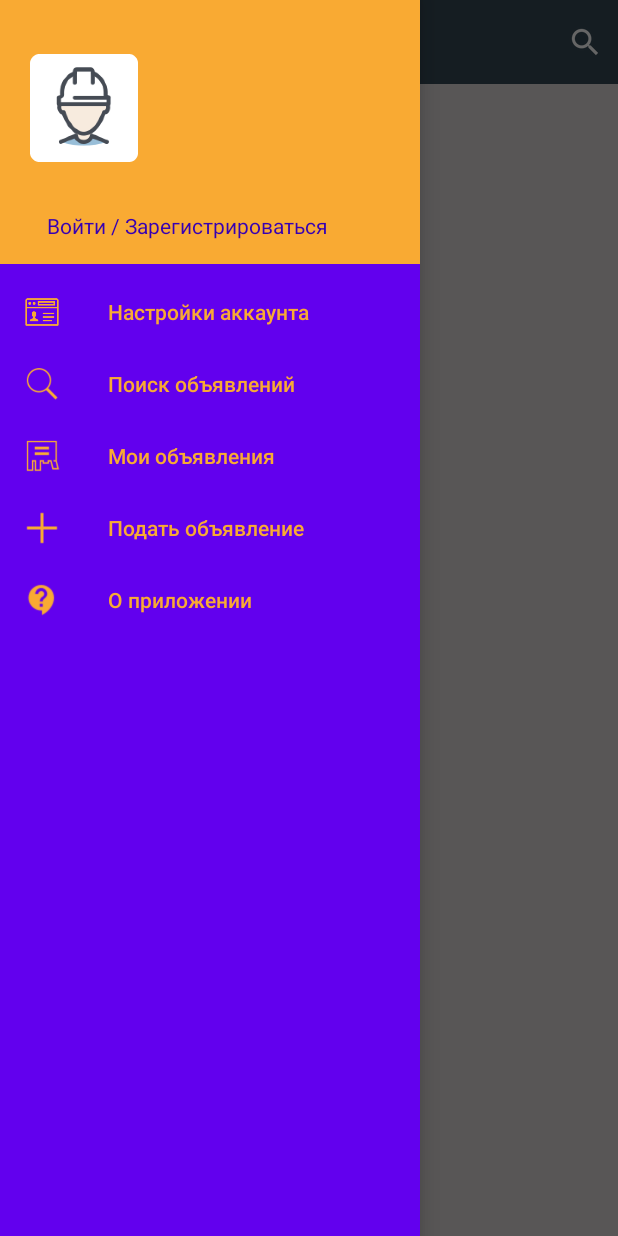
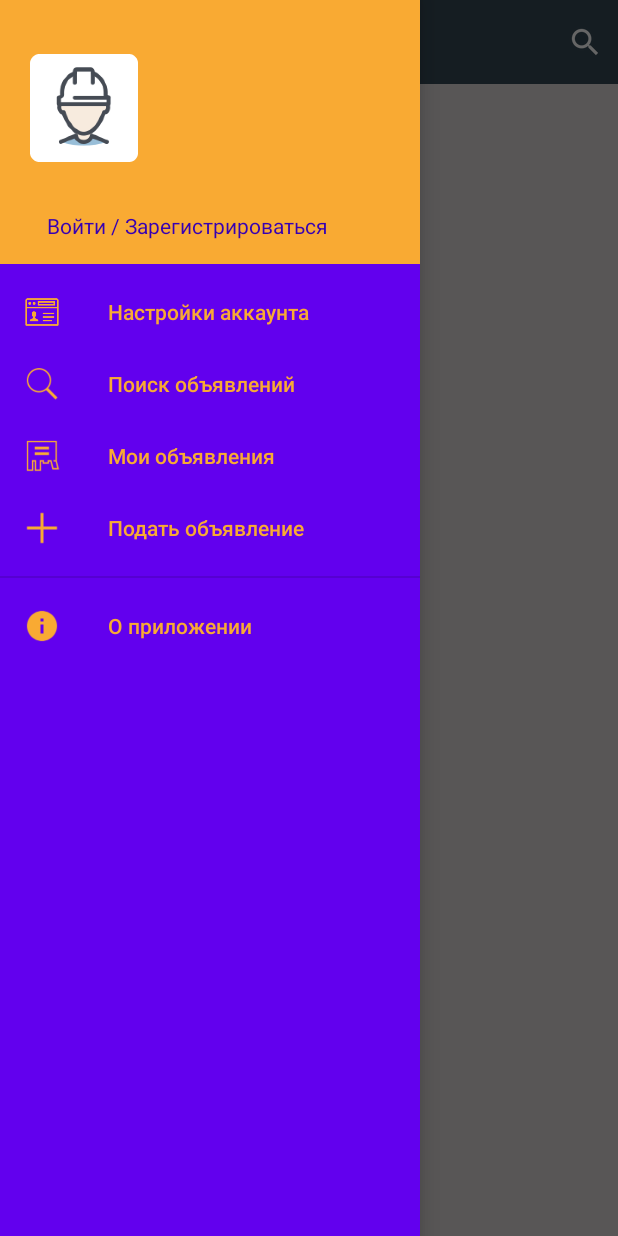
Before and after one commit to Kirichenkov9/SB-app, an Android app: the screen it shows after launch (MainActivity), with the side drawer open, on a phone screen of 412 x 824 dp. Run offline under Robolectric (Android 15) with nearby library versions, the phone set to English and light mode, and no system bars; 1 statement that could not run was skipped.

Commit message:
fixed bugs

```diff
--- a/app/src/main/java/com/example/anton/sb/ui/activities/AdActivity/UserAdActivity.kt
+++ b/app/src/main/java/com/example/anton/sb/ui/activities/AdActivity/UserAdActivity.kt
@@ -43,6 +43,7 @@ class UserAdActivity : AppCompatActivity() {
         doAsync {
             list = getUserAd(userId)
             uiThread {
+                progressBar_user_ad.visibility = ProgressBar.INVISIBLE
                 recyclerView.adapter = SearchAdapter(list,
                     object : SearchAdapter.OnItemClickListener {
                         override fun invoke(ad: ResultAd) {
@@ -81,11 +82,10 @@ class UserAdActivity : AppCompatActivity() {
         val apiService: ApiService = ApiService.create()
         apiService.getUserAd(id_user)
             .subscribe({ result ->
-                progressBar_user_ad.visibility = ProgressBar.INVISIBLE
                 ads.addAll(result)
 
             }, { error ->
-                progressBar_user_ad.visibility = ProgressBar.INVISIBLE
+
                 toast(handleError(error))
             })
         return ads
--- a/app/src/main/res/menu/activity_main_drawer.xml
+++ b/app/src/main/res/menu/activity_main_drawer.xml
@@ -22,8 +22,12 @@
                 android:title="@string/add_ad"/>
     </group>
 
-    <item android:id="@+id/app_settings"
-          android:icon="@drawable/ic_settings"
-          android:title="@string/about_app"/>
+    <group
+            android:id="@+id/menu_bottom"
+            android:checkableBehavior="none">
 
+        <item android:id="@+id/app_settings"
+              android:icon="@drawable/ic_settings"
+              android:title="@string/about_app"/>
+    </group>
 </menu>
```
Also changed, not shown: app/src/main/java/com/example/anton/sb/ui/activities/AdActivity/AdViewActivity.kt (+17 -18 lines), app/src/main/res/drawable/ic_settings.png.
